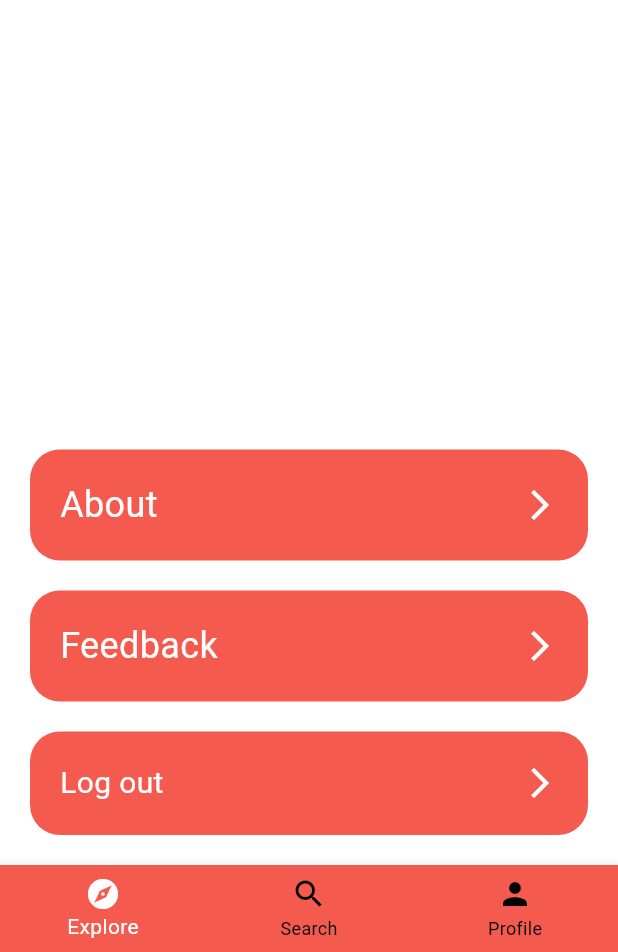
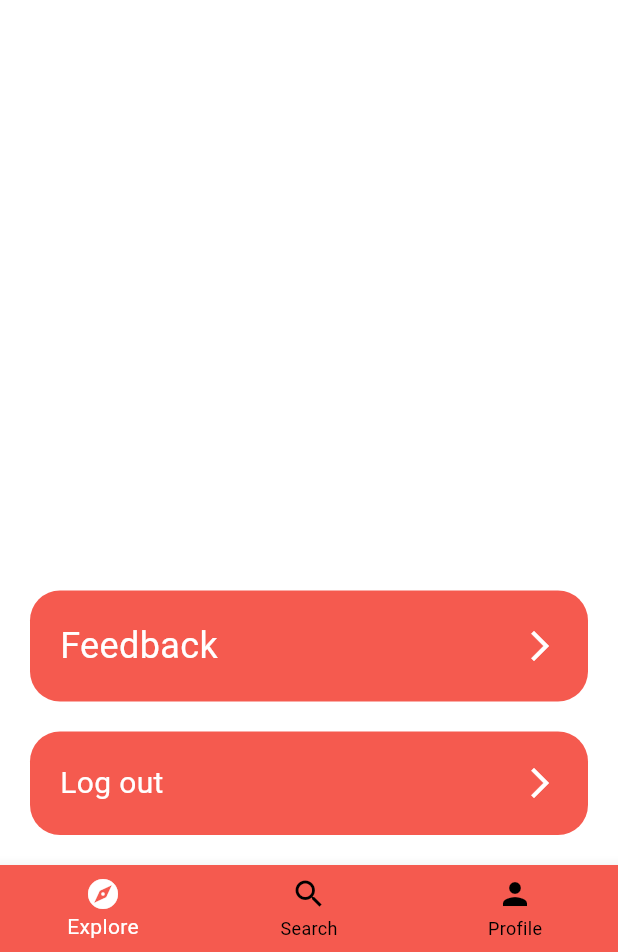
Before and after one commit to Henried1/Intro-Mobile-project, a Flutter app: the ProfileScreenWidget screen opened directly, on a phone screen of 412 x 824 dp, the part 284-1236 px from its top. Run offline on Flutter 3.47's test engine with Material 3 defaults, Android fonts, the phone set to English and light mode, and no system bars; our stand-ins replace cloud_firestore, firebase_auth, firebase_core, table_calendar; accounts and stored records are empty.

Commit message:
weg grote about button

```diff
--- a/intro_mobile_project/lib/screens/profile_screen.dart
+++ b/intro_mobile_project/lib/screens/profile_screen.dart
@@ -61,14 +61,14 @@ class _ProfileScreenWidgetState extends State<ProfileScreenWidget> {
     }
   }
 
-  Future<void> _launchURL() async {
-    const url = 'http://www.example.com';
-    if (await canLaunch(url)) {
-      await launch(url);
-    } else {
-      throw 'Could not launch $url';
-    }
-  }
+  // Future<void> _launchURL() async {
+  //   const url = 'http://www.example.com';
+  //   if (await canLaunch(url)) {
+  //     await launch(url);
+  //   } else {
+  //     throw 'Could not launch $url';
+  //   }
+  // }
 
   @override
   Widget build(BuildContext context) {
@@ -208,39 +208,40 @@ class _ProfileScreenWidgetState extends State<ProfileScreenWidget> {
                 ),
               ),
               Expanded(
+                //Deze expanded zorgt ervoor dat de onderstaande widgets bottom aligned zijn
                 child: Container(),
               ),
-              GestureDetector(
-                onTap: () async {
-                  showAboutDialog(
-                    context: context,
-                    applicationName: 'Paddle App',
-                    applicationVersion: '1.0.0',
-                  );
-                },
-                child: Container(
-                  margin: const EdgeInsets.only(
-                      left: 20.0, right: 20.0, bottom: 20),
-                  padding: const EdgeInsets.all(20.0),
-                  decoration: BoxDecoration(
-                    color: primaryColor,
-                    borderRadius: BorderRadius.circular(20.0),
-                  ),
-                  child: const Row(
-                    mainAxisAlignment: MainAxisAlignment.spaceBetween,
-                    children: [
-                      Text(
-                        'About',
-                        style: TextStyle(fontSize: 24.0, color: Colors.white),
-                      ),
-                      Icon(
-                        Icons.arrow_forward_ios_outlined,
-                        color: Colors.white,
-                      ),
-                    ],
-                  ),
-                ),
-              ),
+              // GestureDetector(
+              //   onTap: () async {
+              //     showAboutDialog(
+              //       context: context,
+              //       applicationName: 'Paddle App',
+              //       applicationVersion: '1.0.0',
+              //     );
+              //   },
+              //   child: Container(
+              //     margin: const EdgeInsets.only(
+              //         left: 20.0, right: 20.0, bottom: 20),
+              //     padding: const EdgeInsets.all(20.0),
+              //     decoration: BoxDecoration(
+              //       color: primaryColor,
+              //       borderRadius: BorderRadius.circular(20.0),
+              //     ),
+              //     child: const Row(
+              //       mainAxisAlignment: MainAxisAlignment.spaceBetween,
+              //       children: [
+              //         Text(
+              //           'About',
+              //           style: TextStyle(fontSize: 24.0, color: Colors.white),
+              //         ),
+              //         Icon(
+              //           Icons.arrow_forward_ios_outlined,
+              //           color: Colors.white,
+              //         ),
+              //       ],
+              //     ),
+              //   ),
+              // ),
               GestureDetector(
                 onTap: () async {
                   const url =
```
Also changed, not shown: intro_mobile_project/lib/providers/ChangeNotifier.dart (added, +12 -0 lines), intro_mobile_project/lib/widgets/NavigationBarWidget.dart (+57 -0 lines).
